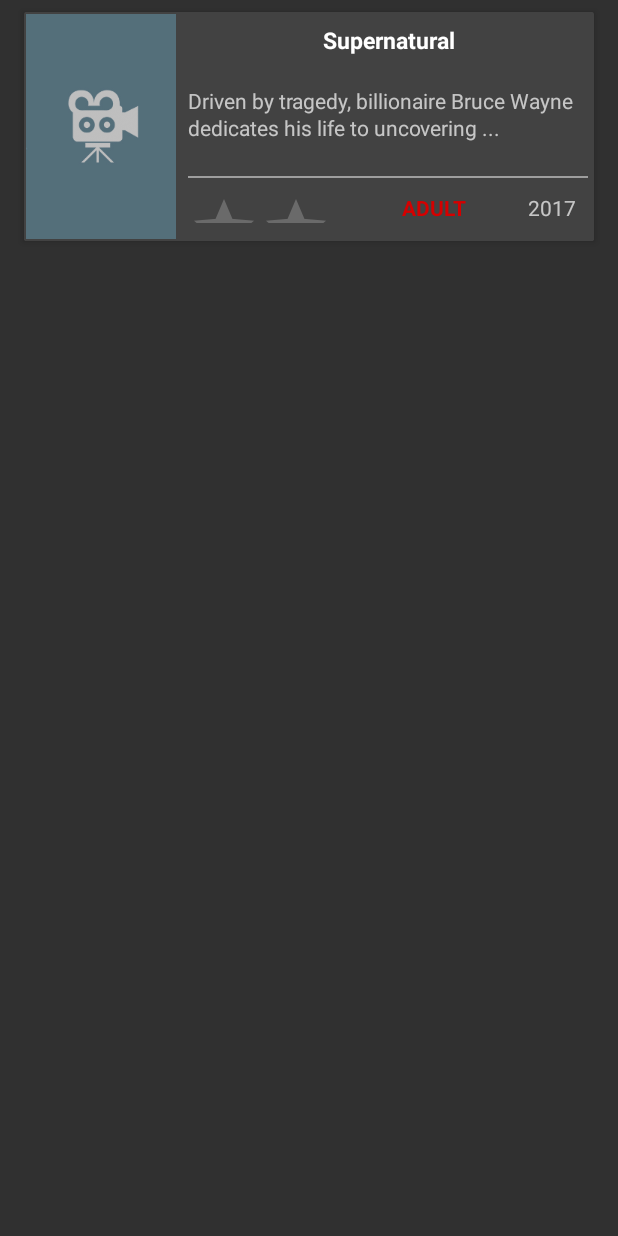
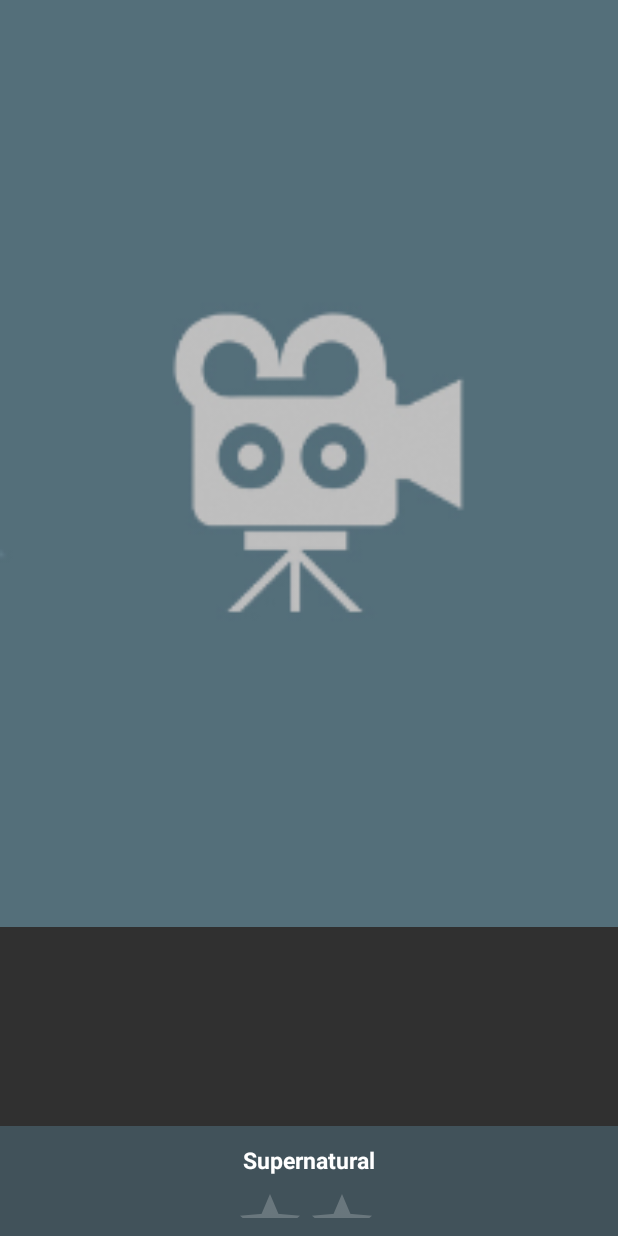
Before and after one commit to AhmedMourad0/PopularMovies-Stage1, an Android app: the layout item_movie.xml on its own in the app's theme, with its tools: preview values and no code run, on a phone screen of 412 x 824 dp. Run offline under Robolectric (Android 15) with nearby library versions, the phone set to English and light mode, and no system bars; plain views replace MaterialRatingBar.

```diff
--- a/app/src/main/res/layout/controller_movies.xml
+++ b/app/src/main/res/layout/controller_movies.xml
@@ -8,7 +8,6 @@
         android:id="@+id/recycler_view"
         android:layout_width="match_parent"
         android:layout_height="match_parent"
-        android:paddingBottom="8dp"
         android:clipToPadding="false" />
 
 </android.support.v4.widget.SwipeRefreshLayout>
--- a/app/src/main/res/layout/item_movie.xml
+++ b/app/src/main/res/layout/item_movie.xml
@@ -1,138 +1,62 @@
 <?xml version="1.0" encoding="utf-8"?>
-<android.support.v7.widget.CardView xmlns:android="http://schemas.android.com/apk/res/android"
+<RelativeLayout xmlns:android="http://schemas.android.com/apk/res/android"
     xmlns:app="http://schemas.android.com/apk/res-auto"
     xmlns:tools="http://schemas.android.com/tools"
     android:layout_width="match_parent"
     android:layout_height="wrap_content"
-    android:layout_marginBottom="4dp"
-    android:layout_marginEnd="16dp"
-    android:layout_marginStart="16dp"
-    android:layout_marginTop="8dp"
-    android:foreground="?android:attr/selectableItemBackground"
     android:clickable="true"
     android:focusable="true"
-    app:cardCornerRadius="1dp"
-    app:cardElevation="3dp">
+    android:foreground="?android:attr/selectableItemBackground">
+
+    <ImageView
+        android:id="@+id/poster"
+        android:layout_width="match_parent"
+        android:layout_height="wrap_content"
+        android:layout_alignParentTop="true"
+        android:layout_centerHorizontal="true"
+        android:adjustViewBounds="true"
+        android:contentDescription="@string/default_poster_content_description"
+        android:scaleType="centerCrop"
+        android:src="@drawable/placeholder" />
 
     <LinearLayout
         android:layout_width="match_parent"
         android:layout_height="wrap_content"
-        android:orientation="horizontal">
-
-        <ImageView
-            android:id="@+id/poster"
-            android:layout_width="wrap_content"
-            android:layout_height="150dp"
-            android:layout_marginBottom="1dp"
-            android:layout_marginEnd="8dp"
-            android:layout_marginLeft="1dp"
-            android:layout_marginRight="8dp"
-            android:layout_marginStart="1dp"
-            android:layout_marginTop="1dp"
-            android:adjustViewBounds="true"
-            android:src="@drawable/placeholder"
-            android:contentDescription="@string/default_poster_content_description"
-            android:scaleType="centerCrop" />
-
-        <LinearLayout
-            android:layout_width="match_parent"
-            android:layout_height="match_parent"
+        android:layout_alignParentBottom="true"
+        android:background="#cf455a64"
+        android:gravity="center_horizontal"
         android:orientation="vertical"
-            android:paddingBottom="4dp"
-            android:paddingTop="4dp">
+        android:paddingBottom="8dp"
+        android:paddingTop="8dp">
 
         <TextView
             android:id="@id/title"
-                android:layout_width="match_parent"
+            android:layout_width="wrap_content"
             android:layout_height="wrap_content"
-                android:layout_gravity="center_horizontal"
             android:layout_marginTop="4dp"
+            android:ellipsize="end"
             android:fontFamily="sans-serif"
-                android:gravity="center_horizontal"
-                android:paddingEnd="4dp"
-                android:paddingLeft="0dp"
-                android:paddingRight="4dp"
-                android:paddingStart="0dp"
+            android:maxLines="1"
+            android:scrollHorizontally="true"
             android:textColor="#ffffff"
             android:textSize="15sp"
             android:textStyle="bold"
-                android:maxLines="2"
-                android:scrollHorizontally="true"
-                android:ellipsize="end"
             tools:text="Supernatural" />
-
-            <TextView
-                android:id="@+id/overview"
-                android:layout_width="wrap_content"
-                android:layout_height="0dp"
-                android:layout_marginBottom="4dp"
-                android:layout_marginEnd="4dp"
-                android:layout_marginRight="4dp"
-                android:layout_marginTop="4dp"
-                android:layout_weight="1"
-                android:ellipsize="end"
-                android:fontFamily="sans-serif"
-                android:maxLines="3"
-                android:gravity="center_vertical|start"
-                android:scrollHorizontally="true"
-                android:lineSpacingMultiplier="1.1"
-                android:textSize="14sp"
-                tools:text="Driven by tragedy, billionaire Bruce Wayne dedicates his life to uncovering ..." />
-
-            <View
-                android:layout_width="match_parent"
-                android:layout_height="1dp"
-                android:layout_marginBottom="2dp"
-                android:layout_marginEnd="4dp"
-                android:layout_marginRight="4dp"
-                android:layout_marginTop="2dp"
-                android:background="#9E9E9E" />
-
-            <LinearLayout
-                android:layout_width="match_parent"
-                android:layout_height="wrap_content"
-                android:layout_marginBottom="8dp"
-                android:layout_marginEnd="8dp"
-                android:layout_marginRight="8dp"
-                android:layout_marginTop="8dp">
 
         <me.zhanghai.android.materialratingbar.MaterialRatingBar
             android:id="@+id/rating"
+            style="@style/Widget.MaterialRatingBar.RatingBar"
             android:layout_width="100dp"
             android:layout_height="20dp"
+            android:layout_marginBottom="4dp"
+            android:layout_marginTop="8dp"
+            android:isIndicator="true"
+            android:numStars="5"
             android:stepSize="0.1"
-                    android:numStars="5"
             app:mrb_fillBackgroundStars="true"
-                    android:isIndicator="true"
-                    style="@style/Widget.MaterialRatingBar.RatingBar" />
-
-                <TextView
-                    android:id="@+id/adult"
-                    android:layout_width="0dp"
-                    android:layout_height="wrap_content"
-                    android:layout_weight="1"
-                    android:fontFamily="sans-serif"
-                    android:gravity="center_horizontal"
-                    android:textColor="#D50000"
-                    android:textSize="14sp"
-                    android:textStyle="bold"
-                    android:text="@string/adult" />
-
-                <TextView
-                    android:id="@+id/year"
-                    android:layout_width="wrap_content"
-                    android:layout_height="wrap_content"
-                    android:fontFamily="sans-serif"
-                    android:gravity="end"
-                    android:layout_marginEnd="4dp"
-                    android:textSize="14sp"
-                    tools:text="2017"
-                    android:layout_marginRight="4dp" />
+            app:mrb_progressBackgroundTint="#78909C"
+            app:mrb_secondaryProgressTint="#CFD8DC" />
 
     </LinearLayout>
 
-        </LinearLayout>
-
-    </LinearLayout>
-
-</android.support.v7.widget.CardView>
+</RelativeLayout>
```
Also changed, not shown: app/src/main/java/inc/ahmedmourad/popularmovies/adapters/RecyclerAdapter.java (+5 -23 lines), app/src/main/java/inc/ahmedmourad/popularmovies/view/controllers/MoviesController.java (+14 -22 lines), app/src/main/res/layout/controller_details.xml (+27 -27 lines). Lines whose indentation alone changed are shown as unchanged.
